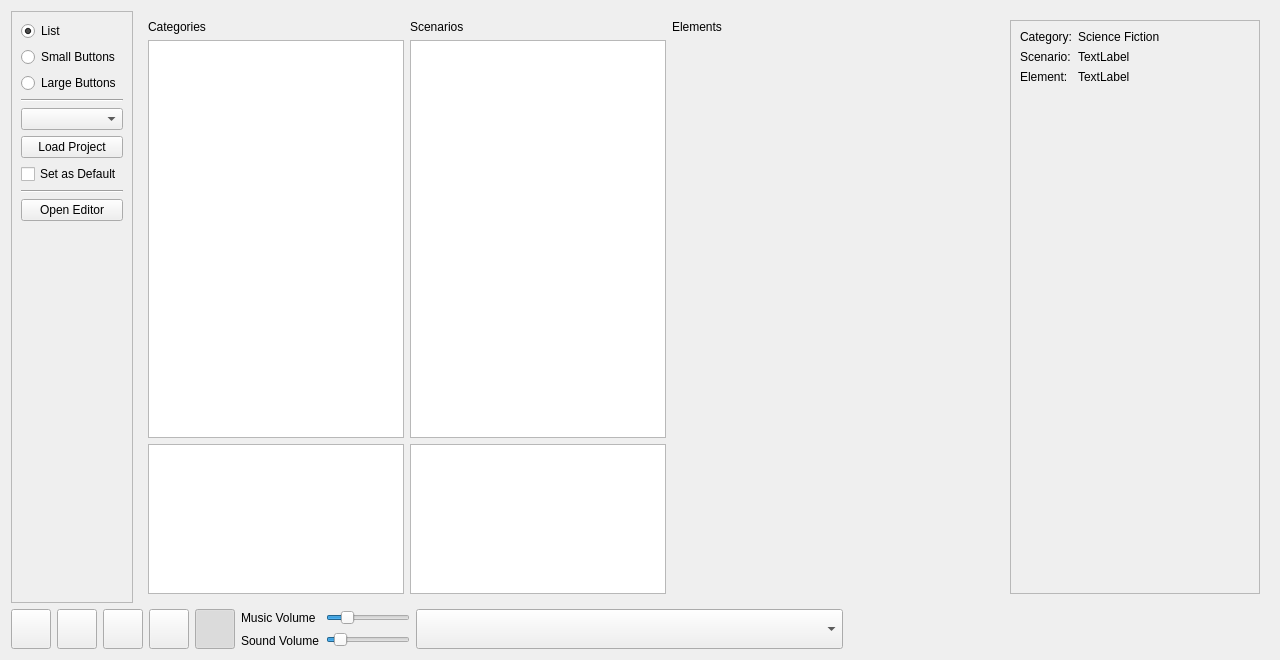
The window that tools/audiotool.ui (PhilInTheGaps/GM-Companion) describes before a commit, drawn with Qt 5.
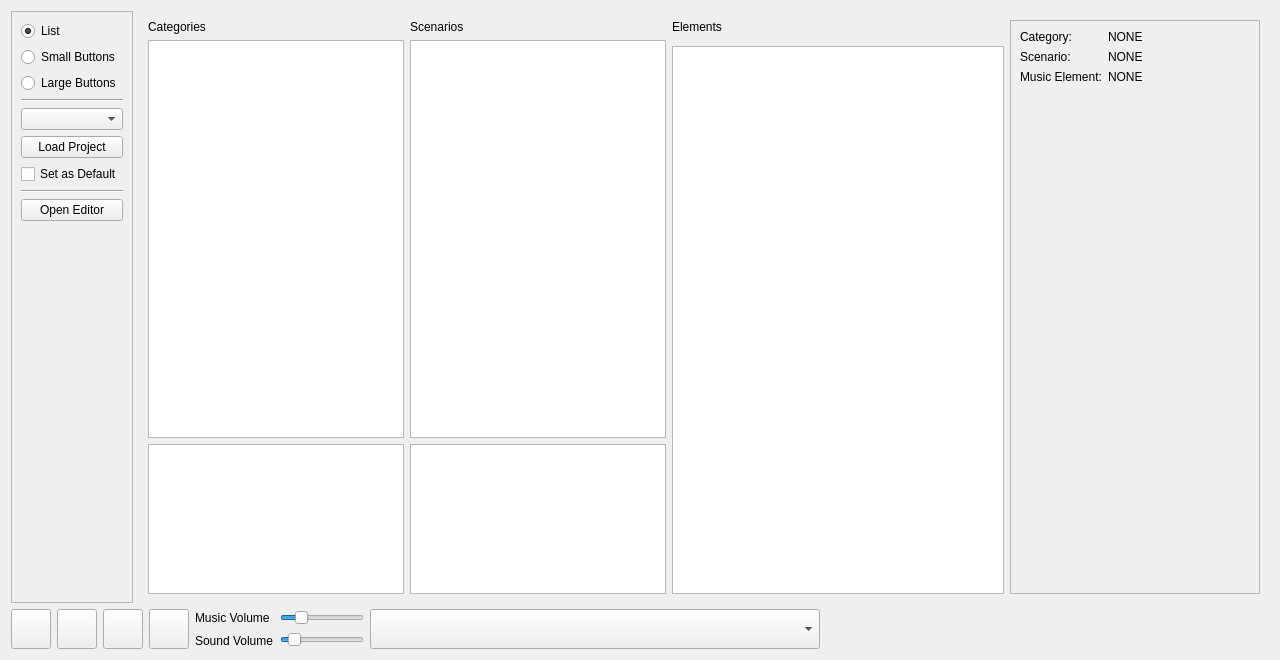
The same window after the commit. Icons and pictures are not drawn.

Diff of the .ui file:
```diff
--- a/tools/audiotool.ui
+++ b/tools/audiotool.ui
@@ -293,20 +293,7 @@
               </widget>
              </item>
              <item>
-              <spacer name="verticalSpacer_2">
-               <property name="orientation">
-                <enum>Qt::Vertical</enum>
-               </property>
-               <property name="sizeType">
-                <enum>QSizePolicy::Expanding</enum>
-               </property>
-               <property name="sizeHint" stdset="0">
-                <size>
-                 <width>20</width>
-                 <height>40</height>
-                </size>
-               </property>
-              </spacer>
+              <widget class="QListWidget" name="listWidget_songs"/>
              </item>
             </layout>
            </item>
@@ -341,7 +328,7 @@
               <item row="0" column="1">
                <widget class="QLabel" name="label_category">
                 <property name="text">
-                 <string>Science Fiction</string>
+                 <string>NONE</string>
                 </property>
                </widget>
               </item>
@@ -355,21 +342,21 @@
               <item row="1" column="1">
                <widget class="QLabel" name="label_scenario">
                 <property name="text">
-                 <string>TextLabel</string>
+                 <string>NONE</string>
                 </property>
                </widget>
               </item>
               <item row="2" column="0">
                <widget class="QLabel" name="label_7">
                 <property name="text">
-                 <string>Element:</string>
+                 <string>Music Element:</string>
                 </property>
                </widget>
               </item>
               <item row="2" column="1">
                <widget class="QLabel" name="label_element">
                 <property name="text">
-                 <string>TextLabel</string>
+                 <string>NONE</string>
                 </property>
                </widget>
               </item>
@@ -514,38 +501,6 @@
        </property>
       </widget>
      </item>
-     <item>
-      <widget class="QPushButton" name="pushButton_shuffle">
-       <property name="minimumSize">
-        <size>
-         <width>0</width>
-         <height>40</height>
-        </size>
-       </property>
-       <property name="toolTip">
-        <string>Shuffle</string>
-       </property>
-       <property name="text">
-        <string/>
-       </property>
-       <property name="icon">
-        <iconset resource="../resources.qrc">
-         <normaloff>:/resources/mediaIcons/shuffleOn.png</normaloff>:/resources/mediaIcons/shuffleOn.png</iconset>
-       </property>
-       <property name="iconSize">
-        <size>
-         <width>32</width>
-         <height>32</height>
-        </size>
-       </property>
-       <property name="checkable">
-        <bool>true</bool>
-       </property>
-       <property name="checked">
-        <bool>true</bool>
-       </property>
-      </widget>
-     </item>
      <item>
       <layout class="QHBoxLayout" name="horizontalLayout">
        <item>
```
